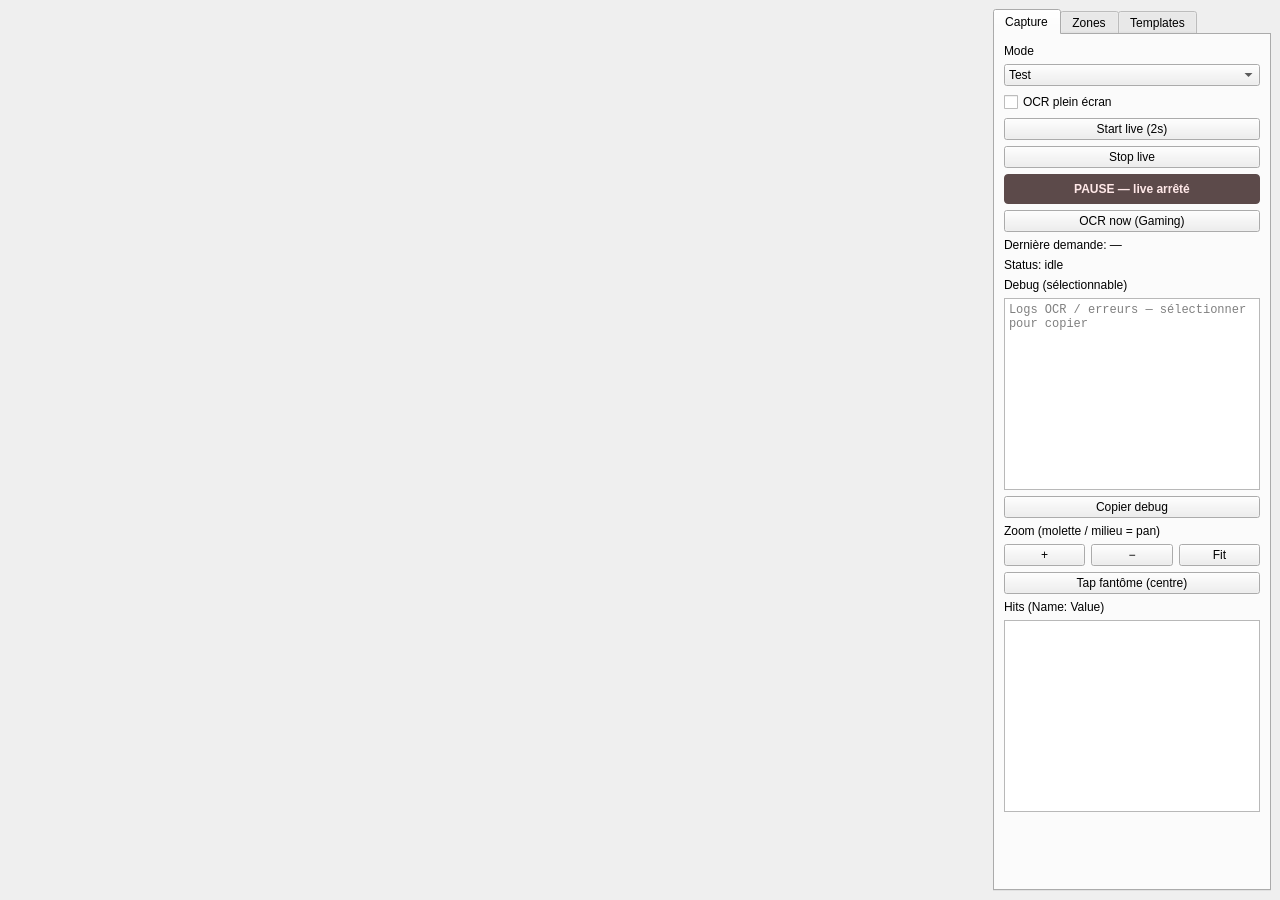
The window that ui/mainwindow.ui (Spit8/_AutoArchero) describes before a commit, drawn with Qt 5.
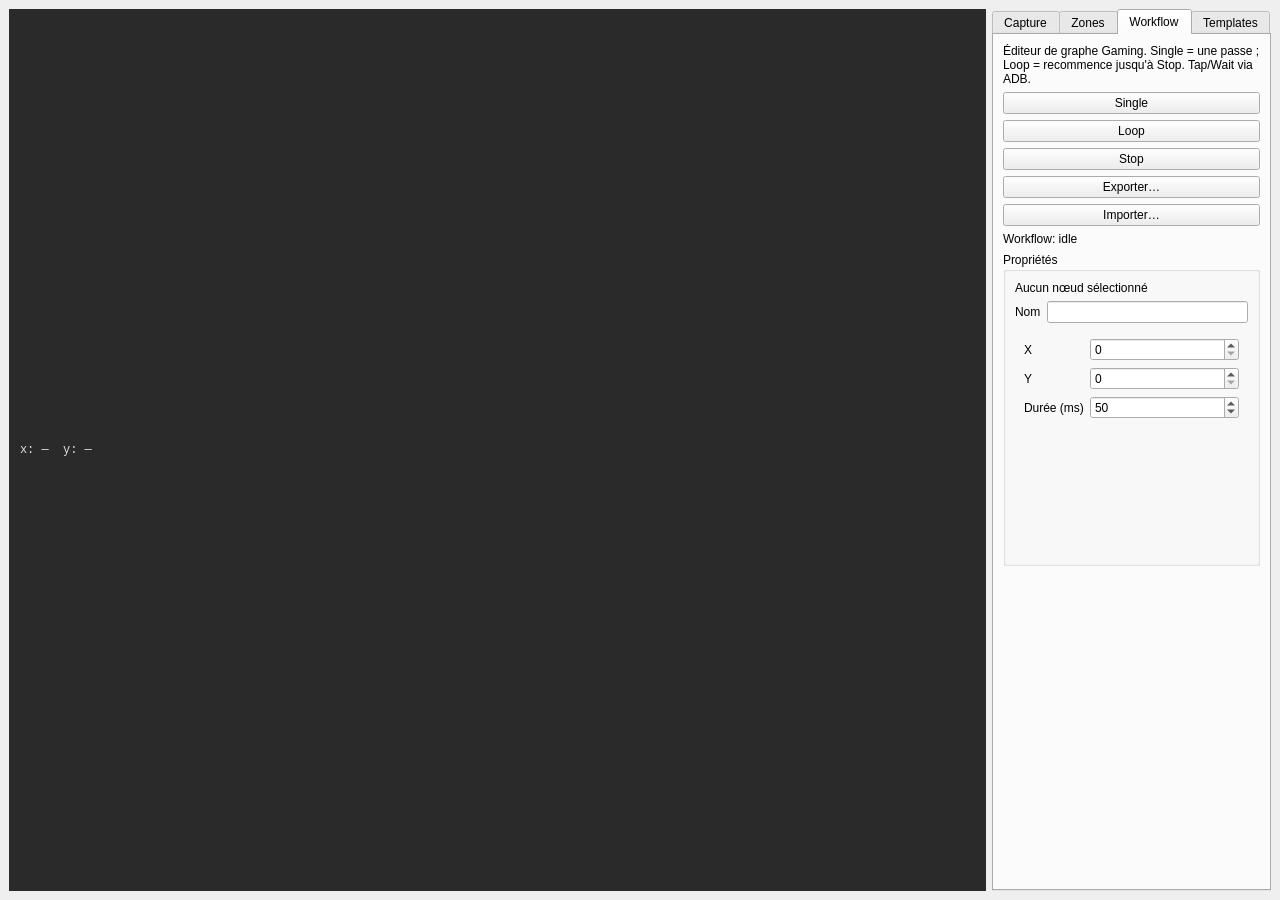
The same window after the commit. The open tabs and pages were chosen to show the change.

```diff
--- a/ui/mainwindow.ui
+++ b/ui/mainwindow.ui
@@ -24,18 +24,39 @@
        </sizepolicy>
       </property>
       <layout class="QVBoxLayout" name="viewerHostLayout">
-       <property name="leftMargin"><number>0</number></property>
-       <property name="topMargin"><number>0</number></property>
-       <property name="rightMargin"><number>0</number></property>
-       <property name="bottomMargin"><number>0</number></property>
+       <property name="leftMargin">
+        <number>0</number>
+       </property>
+       <property name="topMargin">
+        <number>0</number>
+       </property>
+       <property name="rightMargin">
+        <number>0</number>
+       </property>
+       <property name="bottomMargin">
+        <number>0</number>
+       </property>
+       <item>
+        <widget class="QLabel" name="labelCursorCoords">
+         <property name="styleSheet">
+          <string notr="true">padding: 4px 8px; background: #2a2a2a; color: #ddd; font-family: Consolas, monospace;</string>
+         </property>
+         <property name="text">
+          <string>x: —  y: —</string>
+         </property>
+         <property name="alignment">
+          <set>Qt::AlignmentFlag::AlignLeading|Qt::AlignmentFlag::AlignLeft|Qt::AlignmentFlag::AlignVCenter</set>
+         </property>
+        </widget>
+       </item>
       </layout>
      </widget>
     </item>
     <item>
      <widget class="QTabWidget" name="sideTabs">
-      <property name="minimumWidth"><number>320</number></property>
-      <property name="maximumWidth"><number>400</number></property>
-      <property name="currentIndex"><number>0</number></property>
+      <property name="currentIndex">
+       <number>2</number>
+      </property>
       <widget class="QWidget" name="tabCapture">
        <attribute name="title"><string>Capture</string></attribute>
        <layout class="QVBoxLayout" name="captureLayout">
@@ -46,8 +67,16 @@
         </item>
         <item>
          <widget class="QComboBox" name="comboMode">
-          <item><property name="text"><string>Test</string></property></item>
-          <item><property name="text"><string>Gaming</string></property></item>
+          <item>
+           <property name="text">
+            <string>Test</string>
+           </property>
+          </item>
+          <item>
+           <property name="text">
+            <string>Gaming</string>
+           </property>
+          </item>
          </widget>
         </item>
         <item>
@@ -220,6 +249,214 @@
         </item>
        </layout>
       </widget>
+      <widget class="QWidget" name="tabWorkflow">
+       <attribute name="title">
+        <string>Workflow</string>
+       </attribute>
+       <layout class="QVBoxLayout" name="workflowLayout">
+        <item>
+         <widget class="QLabel" name="labelWorkflowHelp">
+          <property name="text">
+           <string>Éditeur de graphe Gaming. Single = une passe ; Loop = recommence jusqu'à Stop. Tap/Wait via ADB.</string>
+          </property>
+          <property name="wordWrap">
+           <bool>true</bool>
+          </property>
+         </widget>
+        </item>
+        <item>
+         <widget class="QPushButton" name="btnWorkflowRun">
+          <property name="text">
+           <string>Single</string>
+          </property>
+          <property name="checkable">
+           <bool>true</bool>
+          </property>
+          <property name="toolTip">
+           <string>Exécuter le chemin une fois</string>
+          </property>
+         </widget>
+        </item>
+        <item>
+         <widget class="QPushButton" name="btnWorkflowLoop">
+          <property name="text">
+           <string>Loop</string>
+          </property>
+          <property name="checkable">
+           <bool>true</bool>
+          </property>
+          <property name="toolTip">
+           <string>Rejouer le chemin en boucle jusqu'à Stop</string>
+          </property>
+         </widget>
+        </item>
+        <item>
+         <widget class="QPushButton" name="btnWorkflowStop">
+          <property name="text">
+           <string>Stop</string>
+          </property>
+         </widget>
+        </item>
+        <item>
+         <widget class="QPushButton" name="btnWorkflowExport">
+          <property name="text">
+           <string>Exporter…</string>
+          </property>
+         </widget>
+        </item>
+        <item>
+         <widget class="QPushButton" name="btnWorkflowImport">
+          <property name="text">
+           <string>Importer…</string>
+          </property>
+         </widget>
+        </item>
+        <item>
+         <widget class="QLabel" name="labelWorkflowStatus">
+          <property name="text">
+           <string>Workflow: idle</string>
+          </property>
+          <property name="wordWrap">
+           <bool>true</bool>
+          </property>
+         </widget>
+        </item>
+        <item>
+         <widget class="QGroupBox" name="groupNodeProps">
+          <property name="title">
+           <string>Propriétés</string>
+          </property>
+          <layout class="QVBoxLayout" name="nodePropsLayout">
+           <item>
+            <widget class="QLabel" name="labelNoNodeSelected">
+             <property name="text">
+              <string>Aucun nœud sélectionné</string>
+             </property>
+            </widget>
+           </item>
+           <item>
+            <layout class="QFormLayout" name="nodePropsForm">
+             <item row="0" column="0">
+              <widget class="QLabel" name="labelNodeName">
+               <property name="text">
+                <string>Nom</string>
+               </property>
+              </widget>
+             </item>
+             <item row="0" column="1">
+              <widget class="QLineEdit" name="editNodeName"/>
+             </item>
+            </layout>
+           </item>
+           <item>
+            <widget class="QStackedWidget" name="stackNodeTypeProps">
+             <widget class="QWidget" name="pagePropsEmpty">
+              <layout class="QVBoxLayout" name="pagePropsEmptyLayout"/>
+             </widget>
+             <widget class="QWidget" name="pagePropsTap">
+              <layout class="QFormLayout" name="formTap">
+               <item row="0" column="0">
+                <widget class="QLabel" name="labelTapX">
+                 <property name="text">
+                  <string>X</string>
+                 </property>
+                </widget>
+               </item>
+               <item row="0" column="1">
+                <widget class="QSpinBox" name="spinTapX">
+                 <property name="maximum">
+                  <number>99999</number>
+                 </property>
+                </widget>
+               </item>
+               <item row="1" column="0">
+                <widget class="QLabel" name="labelTapY">
+                 <property name="text">
+                  <string>Y</string>
+                 </property>
+                </widget>
+               </item>
+               <item row="1" column="1">
+                <widget class="QSpinBox" name="spinTapY">
+                 <property name="maximum">
+                  <number>99999</number>
+                 </property>
+                </widget>
+               </item>
+               <item row="2" column="0">
+                <widget class="QLabel" name="labelTapDuration">
+                 <property name="text">
+                  <string>Durée (ms)</string>
+                 </property>
+                </widget>
+               </item>
+               <item row="2" column="1">
+                <widget class="QSpinBox" name="spinTapDuration">
+                 <property name="maximum">
+                  <number>60000</number>
+                 </property>
+                 <property name="value">
+                  <number>50</number>
+                 </property>
+                </widget>
+               </item>
+              </layout>
+             </widget>
+             <widget class="QWidget" name="pagePropsWait">
+              <layout class="QFormLayout" name="formWait">
+               <item row="0" column="0">
+                <widget class="QLabel" name="labelWaitMs">
+                 <property name="text">
+                  <string>Durée (ms)</string>
+                 </property>
+                </widget>
+               </item>
+               <item row="0" column="1">
+                <widget class="QSpinBox" name="spinWaitMs">
+                 <property name="maximum">
+                  <number>600000</number>
+                 </property>
+                 <property name="value">
+                  <number>1000</number>
+                 </property>
+                </widget>
+               </item>
+               <item row="1" column="0">
+                <widget class="QLabel" name="labelWaitRandom">
+                 <property name="text">
+                  <string>Random ± (ms)</string>
+                 </property>
+                </widget>
+               </item>
+               <item row="1" column="1">
+                <widget class="QSpinBox" name="spinWaitRandom">
+                 <property name="maximum">
+                  <number>60000</number>
+                 </property>
+                </widget>
+               </item>
+              </layout>
+             </widget>
+            </widget>
+           </item>
+          </layout>
+         </widget>
+        </item>
+        <item>
+         <spacer name="workflowSpacer">
+          <property name="orientation">
+           <enum>Qt::Orientation::Vertical</enum>
+          </property>
+          <property name="sizeHint" stdset="0">
+           <size>
+            <width>20</width>
+            <height>40</height>
+           </size>
+          </property>
+         </spacer>
+        </item>
+       </layout>
+      </widget>
       <widget class="QWidget" name="tabTemplates">
        <attribute name="title"><string>Templates</string></attribute>
        <layout class="QVBoxLayout" name="templatesLayout">
```
Left out of the diff: 194 changed lines with no effect on the pictures.
